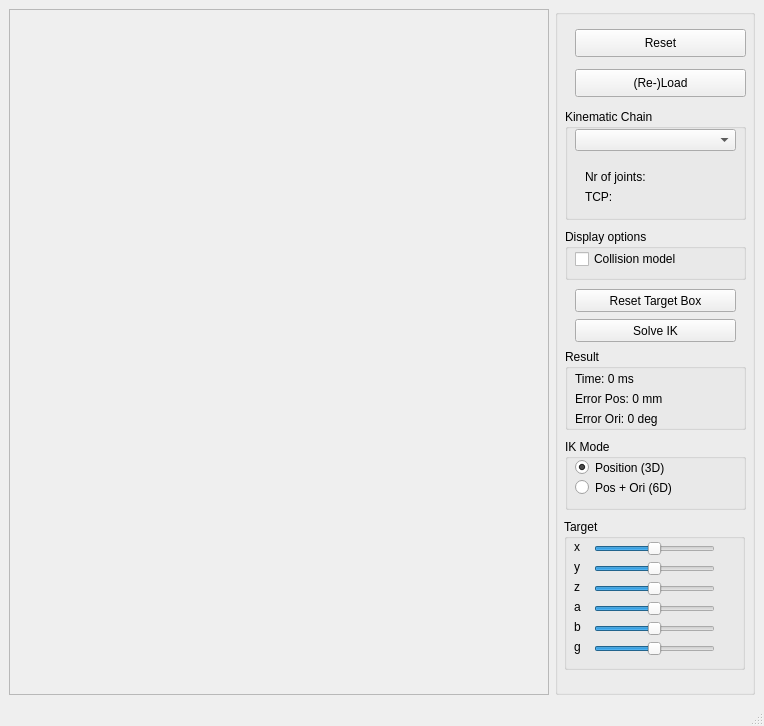
Before: the Qt Designer form VirtualRobot/examples/GenericIK/GenericIK.ui in softbankrobotics-research/Simox, drawn with Qt 5.
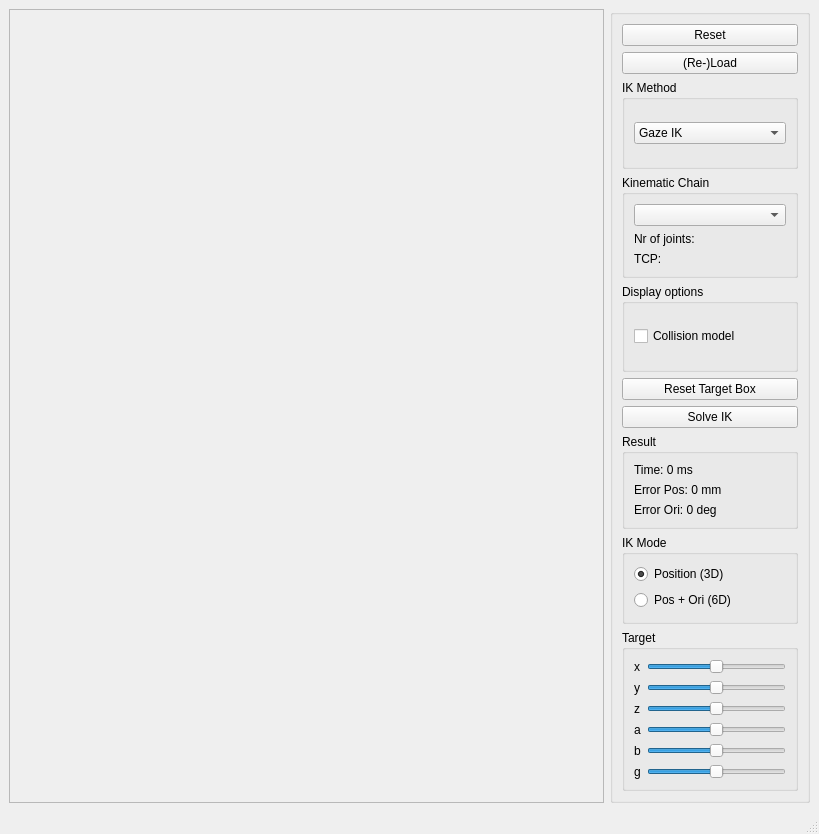
After: the same form once the commit is applied.

Commit message: GenericIKGui: Integrated ConstrainedIK

```diff
--- a/VirtualRobot/examples/GenericIK/GenericIK.ui
+++ b/VirtualRobot/examples/GenericIK/GenericIK.ui
@@ -6,8 +6,8 @@
    <rect>
     <x>0</x>
     <y>0</y>
-    <width>764</width>
-    <height>726</height>
+    <width>819</width>
+    <height>834</height>
    </rect>
   </property>
   <property name="windowTitle">
@@ -36,189 +36,179 @@
       <property name="title">
        <string/>
       </property>
+      <layout class="QVBoxLayout" name="verticalLayout">
+       <item>
       <widget class="QPushButton" name="pushButtonReset">
-       <property name="geometry">
-        <rect>
-         <x>20</x>
-         <y>20</y>
-         <width>171</width>
-         <height>28</height>
-        </rect>
-       </property>
        <property name="text">
         <string>Reset</string>
        </property>
       </widget>
+       </item>
+       <item>
+        <widget class="QPushButton" name="pushButtonLoad">
+         <property name="text">
+          <string>(Re-)Load</string>
+         </property>
+        </widget>
+       </item>
+       <item>
+        <widget class="QGroupBox" name="groupBox_7">
+         <property name="title">
+          <string>IK Method</string>
+         </property>
+         <layout class="QVBoxLayout" name="verticalLayout_2">
+          <item>
+           <widget class="QComboBox" name="comboBoxIKMethod">
+            <item>
+             <property name="text">
+              <string>Gaze IK</string>
+             </property>
+            </item>
+            <item>
+             <property name="text">
+              <string>Differential IK</string>
+             </property>
+            </item>
+            <item>
+             <property name="text">
+              <string>Constrained IK</string>
+             </property>
+            </item>
+           </widget>
+          </item>
+         </layout>
+        </widget>
+       </item>
+       <item>
+        <widget class="QGroupBox" name="groupBox_3">
+         <property name="title">
+          <string>Kinematic Chain</string>
+         </property>
+         <layout class="QVBoxLayout" name="verticalLayout_3">
+          <item>
+           <widget class="QComboBox" name="comboBoxKC"/>
+          </item>
+          <item>
+           <widget class="QLabel" name="label_NrJoints">
+            <property name="text">
+             <string>Nr of joints:</string>
+            </property>
+           </widget>
+          </item>
+          <item>
+           <widget class="QLabel" name="label_TCP">
+            <property name="text">
+             <string>TCP:</string>
+            </property>
+           </widget>
+          </item>
+         </layout>
+        </widget>
+       </item>
+       <item>
       <widget class="QGroupBox" name="groupBox_2">
-       <property name="geometry">
-        <rect>
-         <x>10</x>
-         <y>220</y>
-         <width>181</width>
-         <height>51</height>
-        </rect>
-       </property>
        <property name="title">
         <string>Display options</string>
        </property>
+         <layout class="QVBoxLayout" name="verticalLayout_4">
+          <item>
        <widget class="QCheckBox" name="checkBoxColModel">
-        <property name="geometry">
-         <rect>
-          <x>10</x>
-          <y>20</y>
-          <width>131</width>
-          <height>20</height>
-         </rect>
-        </property>
         <property name="text">
          <string>Collision model</string>
         </property>
        </widget>
-      </widget>
-      <widget class="QPushButton" name="pushButtonLoad">
-       <property name="geometry">
-        <rect>
-         <x>20</x>
-         <y>60</y>
-         <width>171</width>
-         <height>28</height>
-        </rect>
-       </property>
-       <property name="text">
-        <string>(Re-)Load</string>
-       </property>
-      </widget>
+          </item>
+         </layout>
+        </widget>
+       </item>
+       <item>
       <widget class="QPushButton" name="pushButtonBox2TCP">
-       <property name="geometry">
-        <rect>
-         <x>20</x>
-         <y>280</y>
-         <width>161</width>
-         <height>23</height>
-        </rect>
-       </property>
        <property name="text">
         <string>Reset Target Box</string>
        </property>
       </widget>
+       </item>
+       <item>
       <widget class="QPushButton" name="pushButtonSolve">
-       <property name="geometry">
-        <rect>
-         <x>20</x>
-         <y>310</y>
-         <width>161</width>
-         <height>23</height>
-        </rect>
-       </property>
        <property name="text">
         <string>Solve IK</string>
        </property>
       </widget>
-      <widget class="QGroupBox" name="groupBox_3">
-       <property name="geometry">
-        <rect>
-         <x>10</x>
-         <y>100</y>
-         <width>181</width>
-         <height>111</height>
-        </rect>
-       </property>
+       </item>
+       <item>
+        <widget class="QGroupBox" name="groupBox_6">
        <property name="title">
-        <string>Kinematic Chain</string>
-       </property>
-       <widget class="QLabel" name="label_TCP">
-        <property name="geometry">
-         <rect>
-          <x>20</x>
-          <y>80</y>
-          <width>141</width>
-          <height>16</height>
-         </rect>
-        </property>
+          <string>Result</string>
+         </property>
+         <layout class="QVBoxLayout" name="verticalLayout_5">
+          <item>
+           <widget class="QLabel" name="labelTime">
+            <property name="text">
+             <string>Time: 0 ms</string>
+            </property>
+           </widget>
+          </item>
+          <item>
+           <widget class="QLabel" name="labelPos">
         <property name="text">
-         <string>TCP:</string>
-        </property>
-       </widget>
-       <widget class="QLabel" name="label_NrJoints">
-        <property name="geometry">
-         <rect>
-          <x>20</x>
-          <y>60</y>
-          <width>141</width>
-          <height>16</height>
-         </rect>
-        </property>
+             <string>Error Pos: 0 mm</string>
+            </property>
+           </widget>
+          </item>
+          <item>
+           <widget class="QLabel" name="labelOri">
+            <property name="text">
+             <string>Error Ori: 0 deg</string>
+            </property>
+           </widget>
+          </item>
+         </layout>
+        </widget>
+       </item>
+       <item>
+        <widget class="QGroupBox" name="groupBox_5">
+         <property name="title">
+          <string>IK Mode</string>
+         </property>
+         <layout class="QVBoxLayout" name="verticalLayout_6">
+          <item>
+           <widget class="QRadioButton" name="radioButton_Pos">
         <property name="text">
-         <string>Nr of joints:</string>
-        </property>
-       </widget>
-       <widget class="QComboBox" name="comboBoxKC">
-        <property name="geometry">
-         <rect>
-          <x>10</x>
-          <y>20</y>
-          <width>161</width>
-          <height>22</height>
-         </rect>
-        </property>
-       </widget>
-      </widget>
+             <string>Position (3D)</string>
+            </property>
+            <property name="checked">
+             <bool>true</bool>
+            </property>
+           </widget>
+          </item>
+          <item>
+           <widget class="QRadioButton" name="radioButton_PosOri">
+            <property name="text">
+             <string>Pos + Ori (6D)</string>
+            </property>
+            <property name="checked">
+             <bool>false</bool>
+            </property>
+           </widget>
+          </item>
+         </layout>
+        </widget>
+       </item>
+       <item>
       <widget class="QGroupBox" name="groupBox_4">
-       <property name="geometry">
-        <rect>
-         <x>9</x>
-         <y>510</y>
-         <width>181</width>
-         <height>151</height>
-        </rect>
-       </property>
        <property name="title">
         <string>Target</string>
        </property>
-       <widget class="QSlider" name="horizontalSliderA">
-        <property name="geometry">
-         <rect>
-          <x>30</x>
-          <y>80</y>
-          <width>121</width>
-          <height>20</height>
-         </rect>
-        </property>
-        <property name="minimum">
-         <number>-1000</number>
-        </property>
-        <property name="maximum">
-         <number>1000</number>
-        </property>
-        <property name="pageStep">
-         <number>50</number>
-        </property>
-        <property name="orientation">
-         <enum>Qt::Horizontal</enum>
-        </property>
-       </widget>
+         <layout class="QFormLayout" name="formLayout">
+          <item row="0" column="0">
        <widget class="QLabel" name="label_2">
-        <property name="geometry">
-         <rect>
-          <x>10</x>
-          <y>20</y>
-          <width>21</width>
-          <height>16</height>
-         </rect>
-        </property>
         <property name="text">
          <string>x</string>
         </property>
        </widget>
+          </item>
+          <item row="0" column="1">
        <widget class="QSlider" name="horizontalSliderX">
-        <property name="geometry">
-         <rect>
-          <x>30</x>
-          <y>20</y>
-          <width>121</width>
-          <height>20</height>
-         </rect>
-        </property>
         <property name="minimum">
          <number>-1000</number>
         </property>
@@ -232,98 +222,16 @@
          <enum>Qt::Horizontal</enum>
         </property>
        </widget>
-       <widget class="QLabel" name="label_6">
-        <property name="geometry">
-         <rect>
-          <x>10</x>
-          <y>100</y>
-          <width>21</width>
-          <height>16</height>
-         </rect>
-        </property>
-        <property name="text">
-         <string>b</string>
-        </property>
-       </widget>
-       <widget class="QSlider" name="horizontalSliderB">
-        <property name="geometry">
-         <rect>
-          <x>30</x>
-          <y>100</y>
-          <width>121</width>
-          <height>20</height>
-         </rect>
-        </property>
-        <property name="minimum">
-         <number>-1000</number>
-        </property>
-        <property name="maximum">
-         <number>1000</number>
-        </property>
-        <property name="pageStep">
-         <number>50</number>
-        </property>
-        <property name="orientation">
-         <enum>Qt::Horizontal</enum>
-        </property>
-       </widget>
-       <widget class="QLabel" name="label_7">
-        <property name="geometry">
-         <rect>
-          <x>10</x>
-          <y>120</y>
-          <width>21</width>
-          <height>16</height>
-         </rect>
-        </property>
-        <property name="text">
-         <string>g</string>
-        </property>
-       </widget>
-       <widget class="QSlider" name="horizontalSliderG">
-        <property name="geometry">
-         <rect>
-          <x>30</x>
-          <y>120</y>
-          <width>121</width>
-          <height>20</height>
-         </rect>
-        </property>
-        <property name="minimum">
-         <number>-1000</number>
-        </property>
-        <property name="maximum">
-         <number>1000</number>
-        </property>
-        <property name="pageStep">
-         <number>50</number>
-        </property>
-        <property name="orientation">
-         <enum>Qt::Horizontal</enum>
-        </property>
-       </widget>
+          </item>
+          <item row="1" column="0">
        <widget class="QLabel" name="label_3">
-        <property name="geometry">
-         <rect>
-          <x>10</x>
-          <y>40</y>
-          <width>21</width>
-          <height>16</height>
-         </rect>
-        </property>
         <property name="text">
          <string>y</string>
         </property>
        </widget>
+          </item>
+          <item row="1" column="1">
        <widget class="QSlider" name="horizontalSliderY">
-        <property name="geometry">
-         <rect>
-          <x>30</x>
-          <y>40</y>
-          <width>121</width>
-          <height>20</height>
-         </rect>
-        </property>
         <property name="minimum">
          <number>-1000</number>
         </property>
@@ -337,28 +245,16 @@
          <enum>Qt::Horizontal</enum>
         </property>
        </widget>
+          </item>
+          <item row="2" column="0">
        <widget class="QLabel" name="label_4">
-        <property name="geometry">
-         <rect>
-          <x>10</x>
-          <y>60</y>
-          <width>21</width>
-          <height>16</height>
-         </rect>
-        </property>
         <property name="text">
          <string>z</string>
         </property>
        </widget>
+          </item>
+          <item row="2" column="1">
        <widget class="QSlider" name="horizontalSliderZ">
-        <property name="geometry">
-         <rect>
-          <x>30</x>
-          <y>60</y>
-          <width>121</width>
-          <height>20</height>
-         </rect>
-        </property>
         <property name="minimum">
          <number>-1000</number>
         </property>
@@ -372,117 +268,80 @@
          <enum>Qt::Horizontal</enum>
         </property>
        </widget>
+          </item>
+          <item row="3" column="0">
        <widget class="QLabel" name="label_5">
-        <property name="geometry">
-         <rect>
-          <x>10</x>
-          <y>80</y>
-          <width>21</width>
-          <height>16</height>
-         </rect>
-        </property>
         <property name="text">
          <string>a</string>
         </property>
        </widget>
-      </widget>
-      <widget class="QGroupBox" name="groupBox_5">
-       <property name="geometry">
-        <rect>
-         <x>10</x>
-         <y>430</y>
-         <width>181</width>
-         <height>71</height>
-        </rect>
-       </property>
-       <property name="title">
-        <string>IK Mode</string>
-       </property>
-       <widget class="QRadioButton" name="radioButton_Pos">
-        <property name="geometry">
-         <rect>
-          <x>10</x>
-          <y>20</y>
-          <width>111</width>
-          <height>17</height>
-         </rect>
-        </property>
-        <property name="text">
-         <string>Position (3D)</string>
-        </property>
-        <property name="checked">
-         <bool>true</bool>
-        </property>
-       </widget>
-       <widget class="QRadioButton" name="radioButton_PosOri">
-        <property name="geometry">
-         <rect>
-          <x>10</x>
-          <y>40</y>
-          <width>121</width>
-          <height>17</height>
-         </rect>
-        </property>
+          </item>
+          <item row="3" column="1">
+           <widget class="QSlider" name="horizontalSliderA">
+            <property name="minimum">
+             <number>-1000</number>
+            </property>
+            <property name="maximum">
+             <number>1000</number>
+            </property>
+            <property name="pageStep">
+             <number>50</number>
+            </property>
+            <property name="orientation">
+             <enum>Qt::Horizontal</enum>
+            </property>
+           </widget>
+          </item>
+          <item row="4" column="0">
+           <widget class="QLabel" name="label_6">
         <property name="text">
-         <string>Pos + Ori (6D)</string>
-        </property>
-        <property name="checked">
-         <bool>false</bool>
-        </property>
-       </widget>
-      </widget>
-      <widget class="QGroupBox" name="groupBox_6">
-       <property name="geometry">
-        <rect>
-         <x>10</x>
-         <y>340</y>
-         <width>181</width>
-         <height>81</height>
-        </rect>
-       </property>
-       <property name="title">
-        <string>Result</string>
-       </property>
-       <widget class="QLabel" name="labelTime">
-        <property name="geometry">
-         <rect>
-          <x>10</x>
-          <y>20</y>
-          <width>171</width>
-          <height>20</height>
-         </rect>
-        </property>
-        <property name="text">
-         <string>Time: 0 ms</string>
-        </property>
-       </widget>
-       <widget class="QLabel" name="labelPos">
-        <property name="geometry">
-         <rect>
-          <x>10</x>
-          <y>40</y>
-          <width>171</width>
-          <height>20</height>
-         </rect>
-        </property>
+             <string>b</string>
+            </property>
+           </widget>
+          </item>
+          <item row="4" column="1">
+           <widget class="QSlider" name="horizontalSliderB">
+            <property name="minimum">
+             <number>-1000</number>
+            </property>
+            <property name="maximum">
+             <number>1000</number>
+            </property>
+            <property name="pageStep">
+             <number>50</number>
+            </property>
+            <property name="orientation">
+             <enum>Qt::Horizontal</enum>
+            </property>
+           </widget>
+          </item>
+          <item row="5" column="0">
+           <widget class="QLabel" name="label_7">
         <property name="text">
-         <string>Error Pos: 0 mm</string>
-        </property>
-       </widget>
-       <widget class="QLabel" name="labelOri">
-        <property name="geometry">
-         <rect>
-          <x>10</x>
-          <y>60</y>
-          <width>171</width>
-          <height>20</height>
-         </rect>
-        </property>
-        <property name="text">
-         <string>Error Ori: 0 deg</string>
-        </property>
-       </widget>
-      </widget>
+             <string>g</string>
+            </property>
+           </widget>
+          </item>
+          <item row="5" column="1">
+           <widget class="QSlider" name="horizontalSliderG">
+            <property name="minimum">
+             <number>-1000</number>
+            </property>
+            <property name="maximum">
+             <number>1000</number>
+            </property>
+            <property name="pageStep">
+             <number>50</number>
+            </property>
+            <property name="orientation">
+             <enum>Qt::Horizontal</enum>
+            </property>
+           </widget>
+          </item>
+         </layout>
+        </widget>
+       </item>
+      </layout>
      </widget>
     </item>
    </layout>
```
Left out of the diff: 4 changed lines with no effect on the pictures. Lines whose indentation alone changed are shown as unchanged. The commit also changes 4 other files.
